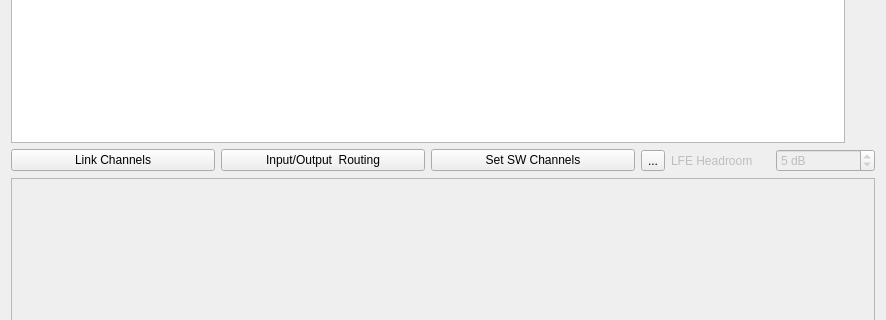
3ll3d00d/beqdesigner, file src/main/python/ui/xo.ui: the form before one commit; both pictures show x 0 to 886 and y 326 to 646 of the 886 by 820 pixel window.
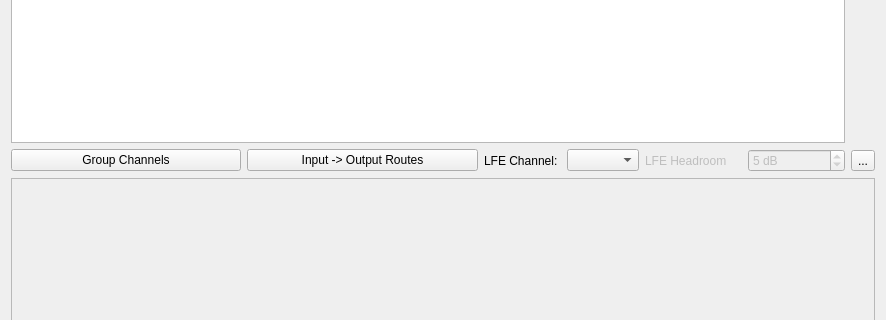
The form after the commit. Custom widgets are drawn as their Qt base class.

Commit message: refactor routing filter creation for jriver bass/sw management

Patch:
```diff
--- a/src/main/python/ui/xo.ui
+++ b/src/main/python/ui/xo.ui
@@ -56,21 +56,7 @@
     </layout>
    </item>
    <item>
-    <layout class="QGridLayout" name="xoContainerLayout">
-     <item row="0" column="1">
-      <widget class="QPushButton" name="showMatrixButton">
-       <property name="text">
-        <string>Input/Output  Routing</string>
-       </property>
-      </widget>
-     </item>
-     <item row="0" column="2">
-      <widget class="QPushButton" name="setSWChannelsButton">
-       <property name="text">
-        <string>Set SW Channels</string>
-       </property>
-      </widget>
-     </item>
+    <layout class="QGridLayout" name="xoContainerLayout" columnstretch="1,1,0,0,1">
      <item row="1" column="0" colspan="5">
       <widget class="QScrollArea" name="peqScrollArea">
        <property name="sizeAdjustPolicy">
@@ -92,13 +78,6 @@
        </widget>
       </widget>
      </item>
-     <item row="0" column="0">
-      <widget class="QPushButton" name="linkChannelsButton">
-       <property name="text">
-        <string>Link Channels</string>
-       </property>
-      </widget>
-     </item>
      <item row="0" column="4">
       <layout class="QHBoxLayout" name="lfeAdjustLayout">
        <item>
@@ -130,14 +109,38 @@
          </property>
         </widget>
        </item>
+       <item>
+        <widget class="QToolButton" name="showFiltersButton">
+         <property name="text">
+          <string>...</string>
+         </property>
+        </widget>
+       </item>
       </layout>
      </item>
+     <item row="0" column="1">
+      <widget class="QPushButton" name="showMatrixButton">
+       <property name="text">
+        <string>Input -&gt; Output Routes</string>
+       </property>
+      </widget>
+     </item>
+     <item row="0" column="2">
+      <widget class="QLabel" name="lfeChannelSelectorLabel">
+       <property name="text">
+        <string>LFE Channel: </string>
+       </property>
+      </widget>
+     </item>
+     <item row="0" column="0">
+      <widget class="QPushButton" name="linkChannelsButton">
+       <property name="text">
+        <string>Group Channels</string>
+       </property>
+      </widget>
+     </item>
      <item row="0" column="3">
-      <widget class="QToolButton" name="showFiltersButton">
-       <property name="text">
-        <string>...</string>
-       </property>
-      </widget>
+      <widget class="QComboBox" name="lfeChannelSelector"/>
      </item>
     </layout>
    </item>
```
Left out of the diff: 3 changed lines with no effect on the pictures. The commit also changes 6 other files.
